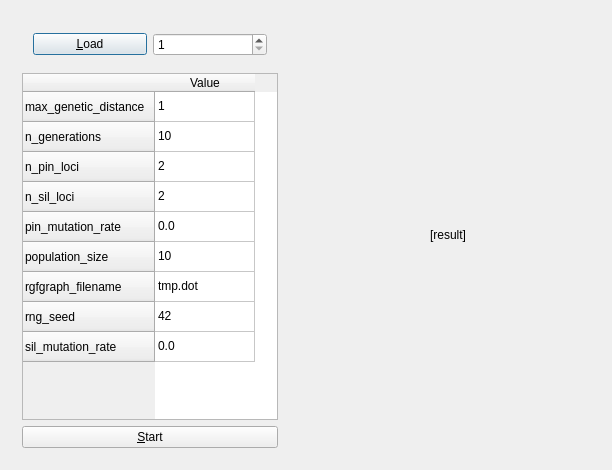
The window that ribi_qtmaindialog.ui (richelbilderbeek/pbdmms) describes before a commit, drawn with Qt 5.
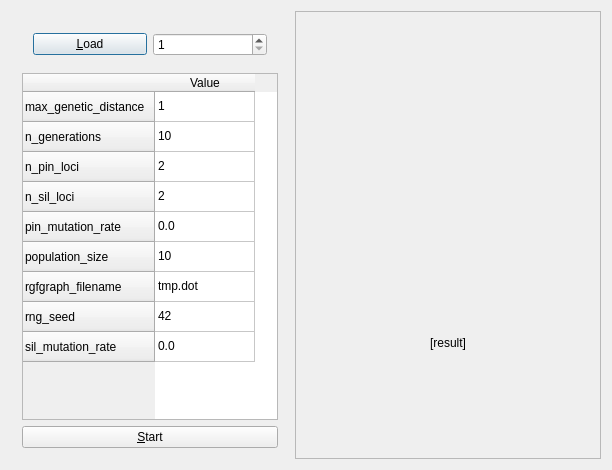
The same window after the commit. Custom widgets are drawn as their Qt base class.

What changed in the file:
```diff
--- a/ribi_qtmaindialog.ui
+++ b/ribi_qtmaindialog.ui
@@ -156,6 +156,31 @@
     </widget>
    </item>
    <item>
+    <widget class="QScrollArea" name="scrollArea">
+     <property name="widgetResizable">
+      <bool>true</bool>
+     </property>
+     <widget class="QWidget" name="scroll_area_contents">
+      <property name="geometry">
+       <rect>
+        <x>0</x>
+        <y>0</y>
+        <width>310</width>
+        <height>448</height>
+       </rect>
+      </property>
+      <layout class="QVBoxLayout" name="verticalLayout_2">
+       <item>
+        <widget class="ribi::QtSurfacePlotWidget" name="nltt_plot" native="true">
+         <property name="enabled">
+          <bool>true</bool>
+         </property>
+         <property name="autoFillBackground">
+          <bool>false</bool>
+         </property>
+        </widget>
+       </item>
+       <item>
     <widget class="QLabel" name="result">
      <property name="text">
       <string>[result]</string>
@@ -167,7 +192,19 @@
    </item>
   </layout>
  </widget>
+    </widget>
+   </item>
+  </layout>
+ </widget>
  <layoutdefault spacing="6" margin="11"/>
+ <customwidgets>
+  <customwidget>
+   <class>ribi::QtSurfacePlotWidget</class>
+   <extends>QWidget</extends>
+   <header>../SurfacePlotter/qtsurfaceplotwidget.h</header>
+   <container>1</container>
+  </customwidget>
+ </customwidgets>
  <resources/>
  <connections/>
 </ui>
```
Lines whose indentation alone changed are shown as unchanged.
